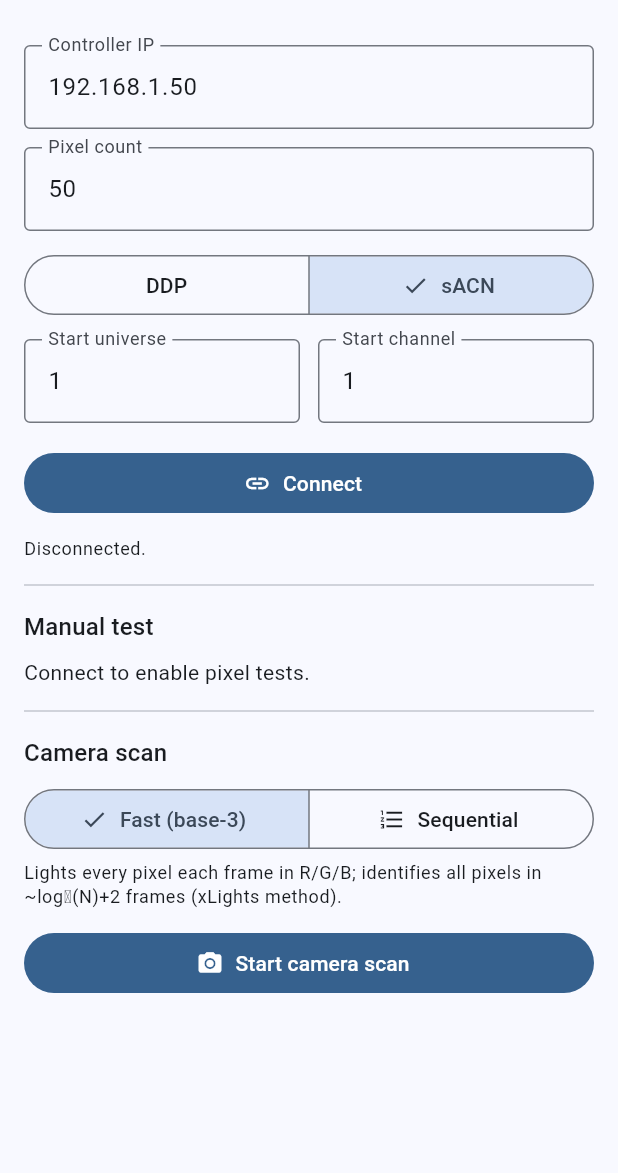
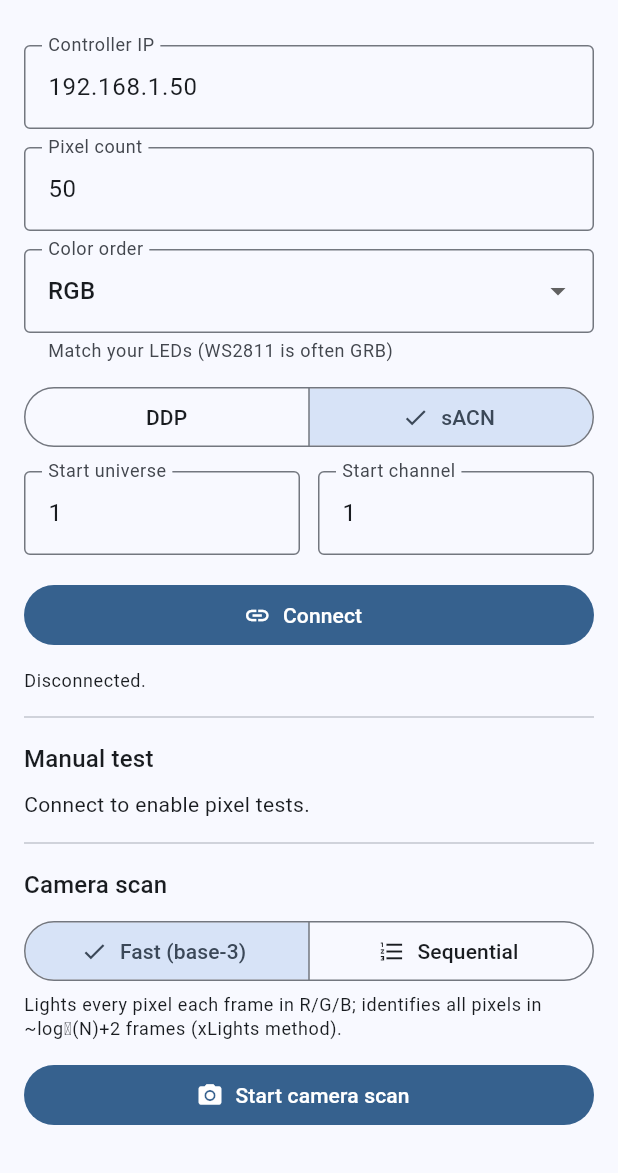
Before and after one commit to computergeek1507/pixel_mapper, a Flutter app: the screen it shows after launch, after a tap on "Connect", after a tap on "Start camera scan", after a tap on "sACN", on a phone screen of 412 x 824 dp, the part 63-1236 px from its top. Run offline on Flutter 3.47's test engine with Material 3 defaults, Android fonts, the phone set to English and light mode, and no system bars; our stand-ins replace camera, shared_preferences; missing offline and left inert: file_saver, media_kit, media_kit_video.

Commit message:
Add colour order + test-colour selector, persist settings, reconnect after scan
- Colour order: a ColorOrder setting (RGB/GRB/BGR/...) under Pixel count,
  applied to every byte written to the output buffer. WS2811 is often GRB; a
  wrong order makes red show as green and silently breaks the base-3 scan.
- Manual test colour selector (White/Red/Green/Blue) so the order can be
  verified by eye, and to exercise individual channels.
- Persist settings (IP, count, protocol, universe/channel, colour order, scan
  mode, RTSP, brightness) via SharedPreferences and restore them on launch.
- Reconnect the manual-test output when returning from a scan, so the DDP/
  sACN connection isn't silently dropped after the first scan.

Co-Authored-By: Claude Opus 4.8 (1M context) <noreply@anthropic.com>

```diff
--- a/lib/models/pixel_color.dart
+++ b/lib/models/pixel_color.dart
@@ -10,6 +10,8 @@ class PixelColor {
 
   static const PixelColor off = PixelColor(0, 0, 0);
   static const PixelColor white = PixelColor(255, 255, 255);
+  static const PixelColor red = PixelColor(255, 0, 0);
+  static const PixelColor green = PixelColor(0, 255, 0);
   static const PixelColor blue = PixelColor(0, 0, 255);
 
   @override
--- a/lib/models/target_config.dart
+++ b/lib/models/target_config.dart
@@ -5,6 +5,33 @@ enum Protocol {
 
   const Protocol(this.label);
   final String label;
+}
+
+/// Order the three colour bytes are sent in on the wire. WS2811/WS2812 strings
+/// vary (GRB is very common), and if it's wrong the app's red shows as green —
+/// which silently breaks the base-3 colour scan. [c0]/[c1]/[c2] are the logical
+/// channels (0=R, 1=G, 2=B) that go in the first/second/third wire byte.
+enum ColorOrder {
+  rgb('RGB', 0, 1, 2),
+  rbg('RBG', 0, 2, 1),
+  grb('GRB', 1, 0, 2),
+  gbr('GBR', 1, 2, 0),
+  brg('BRG', 2, 0, 1),
+  bgr('BGR', 2, 1, 0);
+
+  const ColorOrder(this.label, this.c0, this.c1, this.c2);
+  final String label;
+  final int c0;
+  final int c1;
+  final int c2;
+
+  /// Writes logical colour [r],[g],[b] into [buf] at [o] in this wire order.
+  void write(List<int> buf, int o, int r, int g, int b) {
+    final ch = [r, g, b];
+    buf[o] = ch[c0];
+    buf[o + 1] = ch[c1];
+    buf[o + 2] = ch[c2];
+  }
 }
 
 /// Describes the controller we are driving: its address, how many RGB pixels
@@ -27,6 +54,9 @@ class TargetConfig {
   /// universe holds whole pixels only (170 RGB pixels = 510 channels).
   final bool crossUniverseWrap;
 
+  /// Byte order the LEDs expect on the wire (WS2811 is often GRB).
+  final ColorOrder colorOrder;
+
   const TargetConfig({
     required this.ip,
     required this.pixelCount,
@@ -34,6 +64,7 @@ class TargetConfig {
     this.startUniverse = 1,
     this.startChannel = 1,
     this.crossUniverseWrap = false,
+    this.colorOrder = ColorOrder.rgb,
   });
 
   /// Channels per pixel — RGB only in this app.
@@ -46,6 +77,7 @@ class TargetConfig {
     int? startUniverse,
     int? startChannel,
     bool? crossUniverseWrap,
+    ColorOrder? colorOrder,
   }) {
     return TargetConfig(
       ip: ip ?? this.ip,
@@ -54,6 +86,7 @@ class TargetConfig {
       startUniverse: startUniverse ?? this.startUniverse,
       startChannel: startChannel ?? this.startChannel,
       crossUniverseWrap: crossUniverseWrap ?? this.crossUniverseWrap,
+      colorOrder: colorOrder ?? this.colorOrder,
     );
   }
 
@@ -64,6 +97,7 @@ class TargetConfig {
         'startUniverse': startUniverse,
         'startChannel': startChannel,
         'crossUniverseWrap': crossUniverseWrap,
+        'colorOrder': colorOrder.name,
       };
 
   factory TargetConfig.fromJson(Map<String, dynamic> json) {
@@ -77,6 +111,10 @@ class TargetConfig {
       startUniverse: json['startUniverse'] as int? ?? 1,
       startChannel: json['startChannel'] as int? ?? 1,
       crossUniverseWrap: json['crossUniverseWrap'] as bool? ?? false,
+      colorOrder: ColorOrder.values.firstWhere(
+        (o) => o.name == json['colorOrder'],
+        orElse: () => ColorOrder.rgb,
+      ),
     );
   }
 }
--- a/lib/services/pixel_output.dart
+++ b/lib/services/pixel_output.dart
@@ -74,10 +74,7 @@ abstract class PixelOutput {
 
   void setPixel(int index, PixelColor c) {
     if (index < 0 || index >= pixelCount) return;
-    final o = index * 3;
-    rgb[o] = _scale(c.r);
-    rgb[o + 1] = _scale(c.g);
-    rgb[o + 2] = _scale(c.b);
+    cfg.colorOrder.write(rgb, index * 3, _scale(c.r), _scale(c.g), _scale(c.b));
   }
 
   void setAll(PixelColor c) {
@@ -85,9 +82,7 @@ abstract class PixelOutput {
     final g = _scale(c.g);
     final b = _scale(c.b);
     for (var i = 0; i < rgb.length; i += 3) {
-      rgb[i] = r;
-      rgb[i + 1] = g;
-      rgb[i + 2] = b;
+      cfg.colorOrder.write(rgb, i, r, g, b);
     }
   }
 
--- a/lib/ui/target_setup_page.dart
+++ b/lib/ui/target_setup_page.dart
@@ -2,6 +2,7 @@ import 'dart:async';
 
 import 'package:flutter/foundation.dart';
 import 'package:flutter/material.dart';
+import 'package:shared_preferences/shared_preferences.dart';
 
 import '../models/pixel_color.dart';
 import '../models/target_config.dart';
@@ -30,6 +31,8 @@ class _TargetSetupPageState extends State<TargetSetupPage> {
   final _rtspCtrl = TextEditingController(text: 'rtsp://');
 
   Protocol _protocol = Protocol.ddp;
+  ColorOrder _colorOrder = ColorOrder.rgb;
+  PixelColor _testColor = PixelColor.white;
   bool _useRtsp = false;
   ScanMode _scanMode = ScanMode.fastBase3;
   PixelOutput? _output;
@@ -47,7 +50,50 @@ class _TargetSetupPageState extends State<TargetSetupPage> {
       !kIsWeb && defaultTargetPlatform == TargetPlatform.windows;
 
   @override
+  void initState() {
+    super.initState();
+    _loadSettings();
+  }
+
+  /// Restores the last-used settings so the user doesn't re-enter them.
+  Future<void> _loadSettings() async {
+    final p = await SharedPreferences.getInstance();
+    if (!mounted) return;
+    setState(() {
+      _ipCtrl.text = p.getString('ip') ?? _ipCtrl.text;
+      _countCtrl.text = p.getString('count') ?? _countCtrl.text;
+      _universeCtrl.text = p.getString('universe') ?? _universeCtrl.text;
+      _startChannelCtrl.text = p.getString('startChannel') ?? _startChannelCtrl.text;
+      _rtspCtrl.text = p.getString('rtsp') ?? _rtspCtrl.text;
+      _protocol = Protocol.values.firstWhere(
+          (e) => e.name == p.getString('protocol'), orElse: () => _protocol);
+      _colorOrder = ColorOrder.values.firstWhere(
+          (e) => e.name == p.getString('colorOrder'), orElse: () => _colorOrder);
+      _scanMode = ScanMode.values.firstWhere(
+          (e) => e.name == p.getString('scanMode'), orElse: () => _scanMode);
+      _useRtsp = p.getBool('useRtsp') ?? _useRtsp;
+      _brightness = p.getDouble('brightness') ?? _brightness;
+    });
+  }
+
+  /// Persists the current settings so they survive an app restart.
+  Future<void> _saveSettings() async {
+    final p = await SharedPreferences.getInstance();
+    await p.setString('ip', _ipCtrl.text.trim());
+    await p.setString('count', _countCtrl.text.trim());
+    await p.setString('universe', _universeCtrl.text.trim());
+    await p.setString('startChannel', _startChannelCtrl.text.trim());
+    await p.setString('rtsp', _rtspCtrl.text.trim());
+    await p.setString('protocol', _protocol.name);
+    await p.setString('colorOrder', _colorOrder.name);
+    await p.setString('scanMode', _scanMode.name);
+    await p.setBool('useRtsp', _useRtsp);
+    await p.setDouble('brightness', _brightness);
+  }
+
+  @override
   void dispose() {
+    _saveSettings();
     _chaseTimer?.cancel();
     _output?.blackout();
     _output?.close();
@@ -62,15 +108,21 @@ class _TargetSetupPageState extends State<TargetSetupPage> {
   Future<void> _startScan() async {
     final cfg = _buildConfig();
     if (cfg == null) return;
-    // Release the manual-test output so the scan engine owns the controller.
+    _saveSettings();
+    // Release the manual-test output so the scan engine owns the controller
+    // (two senders would fight over the same controller).
+    final wasConnected = _connected;
     await _disconnect();
     final CameraSource camera = (_useRtsp && _rtspSupported)
         ? RtspCameraSource(_rtspCtrl.text.trim())
         : CameraPackageSource();
     if (!mounted) return;
-    Navigator.of(context).push(MaterialPageRoute(
+    await Navigator.of(context).push(MaterialPageRoute(
       builder: (_) => ScanPage(config: cfg, camera: camera, mode: _scanMode),
     ));
+    // Returning from the scan: restore the manual-test connection so the user
+    // isn't silently disconnected after a scan.
+    if (mounted && wasConnected) await _connect();
   }
 
   TargetConfig? _buildConfig() {
@@ -86,6 +138,7 @@ class _TargetSetupPageState extends State<TargetSetupPage> {
       protocol: _protocol,
       startUniverse: int.tryParse(_universeCtrl.text.trim()) ?? 1,
       startChannel: int.tryParse(_startChannelCtrl.text.trim()) ?? 1,
+      colorOrder: _colorOrder,
     );
   }
 
@@ -107,6 +160,7 @@ class _TargetSetupPageState extends State<TargetSetupPage> {
         _currentPixel = 0;
         _status = 'Connected — sending ${cfg.protocol.label} to ${cfg.ip}.';
       });
+      _saveSettings();
     } catch (e) {
       setState(() => _status = 'Connect failed: $e');
     } finally {
@@ -129,7 +183,7 @@ class _TargetSetupPageState extends State<TargetSetupPage> {
     final out = _output;
     if (out == null) return;
     final clamped = index.clamp(0, out.pixelCount - 1);
-    await out.lightSingle(clamped);
+    await out.lightSingle(clamped, color: _testColor);
     setState(() => _currentPixel = clamped);
   }
 
@@ -144,10 +198,22 @@ class _TargetSetupPageState extends State<TargetSetupPage> {
     if (_chaseTimer == null) out.render();
   }
 
+  Widget _colorChip(String label, PixelColor c) {
+    return ChoiceChip(
+      label: Text(label),
+      selected: _testColor == c,
+      onSelected: (_) {
+        setState(() => _testColor = c);
+        // Re-light the current pixel so the new colour shows immediately.
+        if (_chaseTimer == null) _lightPixel(_currentPixel);
+      },
+    );
+  }
+
   Future<void> _allOn() async {
     final out = _output;
     if (out == null) return;
-    out.setAll(PixelColor.white);
+    out.setAll(_testColor);
     await out.render();
   }
 
@@ -201,6 +267,25 @@ class _TargetSetupPageState extends State<TargetSetupPage> {
             ),
             keyboardType: TextInputType.number,
             enabled: !_connected,
+          ),
+          const SizedBox(height: 12),
+          DropdownButtonFormField<ColorOrder>(
+            initialValue: _colorOrder,
+            decoration: const InputDecoration(
+              labelText: 'Color order',
+              helperText: 'Match your LEDs (WS2811 is often GRB)',
+              border: OutlineInputBorder(),
+            ),
+            items: [
+              for (final o in ColorOrder.values)
+                DropdownMenuItem(value: o, child: Text(o.label)),
+            ],
+            onChanged: (o) {
+              if (o == null) return;
+              setState(() => _colorOrder = o);
+              // Apply live so the manual test reflects it immediately.
+              if (_connected) _connect();
+            },
           ),
           const SizedBox(height: 12),
           SegmentedButton<Protocol>(
@@ -275,6 +360,23 @@ class _TargetSetupPageState extends State<TargetSetupPage> {
                   ),
                 ),
                 Text('${(_brightness * 100).round()}%'),
+              ],
+            ),
+            Row(
+              children: [
+                const Text('Test color'),
+                const SizedBox(width: 12),
+                Expanded(
+                  child: Wrap(
+                    spacing: 8,
+                    children: [
+                      _colorChip('White', PixelColor.white),
+                      _colorChip('Red', PixelColor.red),
+                      _colorChip('Green', PixelColor.green),
+                      _colorChip('Blue', PixelColor.blue),
+                    ],
+                  ),
+                ),
               ],
             ),
             Text('Pixel ${_currentPixel + 1} of $pixelCount'),
```
Also changed, not shown: 1 other file.
